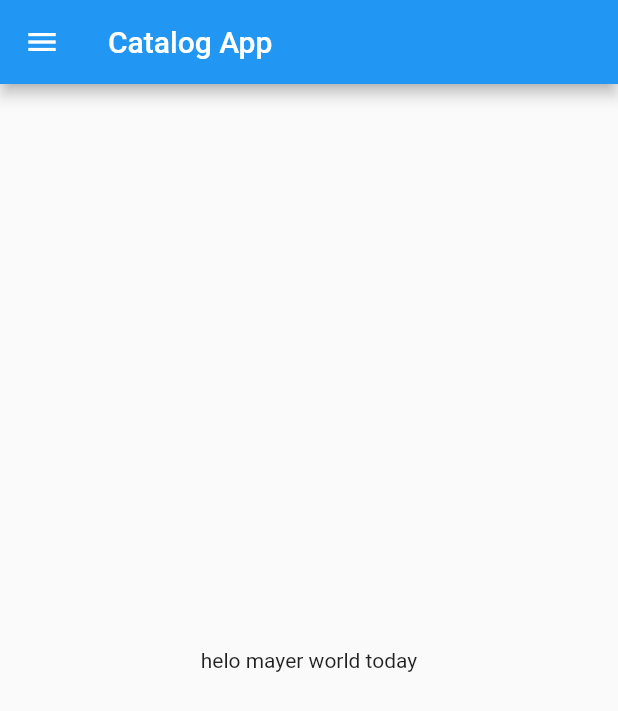
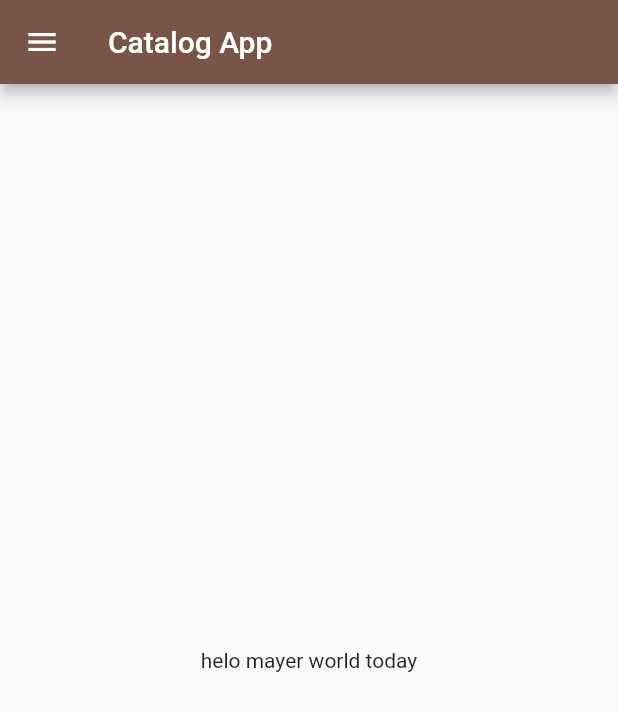
Before and after one commit to Slutishboy/flutterProject, a Flutter app: the screen it shows after launch, on a phone screen of 412 x 824 dp. Shown: the top 711 px of the screen. Run offline on Flutter 3.47's test engine with Material 2 defaults, Android fonts, the phone set to English and light mode, and no system bars.

Commit message:
day3 completed

```diff
--- a/lib/main.dart
+++ b/lib/main.dart
@@ -1,15 +1,25 @@
-import 'package:fapp/home_page.dart';
+import 'package:fapp/pages/home_page.dart';
+import 'package:fapp/pages/login_page.dart';
 import 'package:flutter/material.dart';
+
 void main() {
   runApp(MyApp());
 }
 
 class MyApp extends StatelessWidget {
-
   @override
   Widget build(BuildContext context) {
     return MaterialApp(
-      home: HomePage(),
-      );
+      // home: HomePage(),
+      themeMode: ThemeMode.light,
+      theme: ThemeData(primarySwatch: Colors.brown),
+      darkTheme: ThemeData(brightness: Brightness.dark),
+      initialRoute: "/home",
+      routes: {
+        "/": (context) => LoginPage(),
+        "/login": (context) => LoginPage(),
+        "/home": (context) => HomePage(),
+      },
+    );
   }
 }
```
Also changed, not shown: lib/pages/login_page.dart (added, +19 -0 lines), lib/pages/home_page.dart (renamed from lib/home_page.dart).
